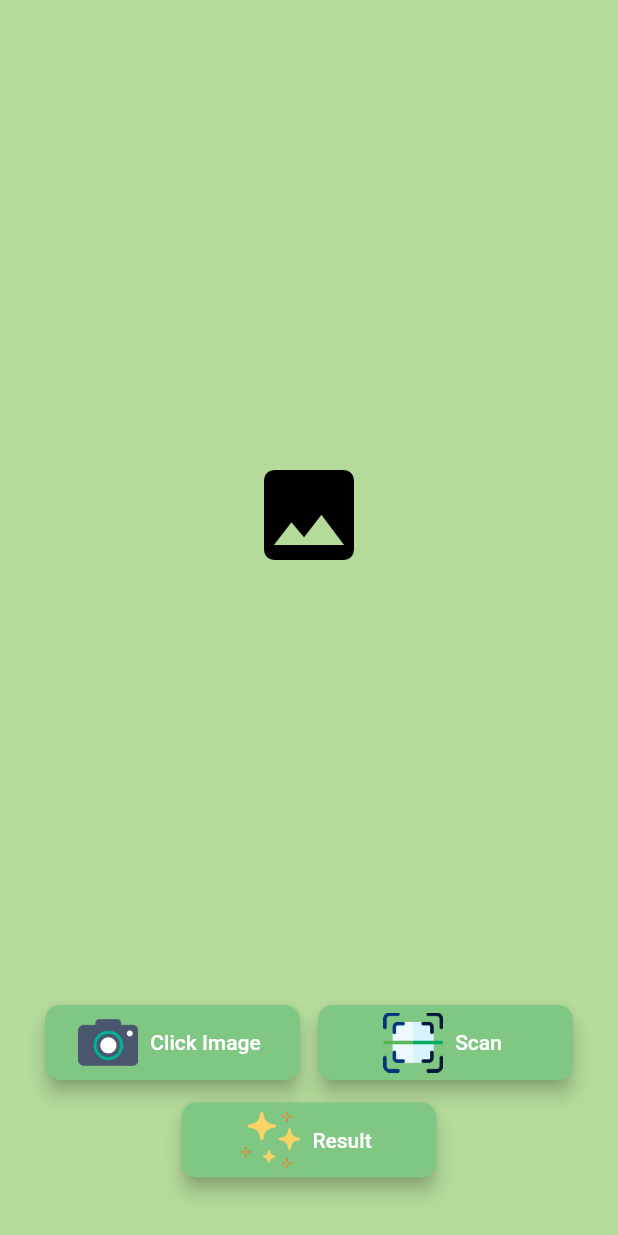
After one commit to Akanksha1212/SheHacks, a Flutter app: the Scan screen opened directly, after a tap on "Scan", on a phone screen of 412 x 824 dp. The commit adds this screen. Run offline on Flutter 3.47's test engine with Material 2 defaults, Android fonts, the phone set to English and light mode, and no system bars; our stand-ins replace firebase_auth, firebase_core, firebase_database, flutter_spinkit, image_picker; missing offline and left inert: firebase_ml_vision; accounts and stored records are empty; network calls fail.

Commit message:
Final commit

```diff
--- a/lib/allergens/screens/add_allergens_screen.dart
+++ b/lib/allergens/screens/add_allergens_screen.dart
@@ -26,7 +26,7 @@ class AddAllergensScreen extends StatelessWidget {
               'Add Allergen',
               style: TextStyle(
                 fontSize: 30,
-                color: Colors.lightBlueAccent,
+                color: Color(0xffb4db9a),
               ),
             )),
             TextField(
@@ -41,7 +41,7 @@ class AddAllergensScreen extends StatelessWidget {
               height: 30,
             ),
             FlatButton(
-              color: Colors.lightBlueAccent,
+              color: Color(0xffb4db9a),
               child: Text(
                 'Add',
                 style: TextStyle(color: Colors.white),
--- /dev/null
+++ b/lib/api/firebase_ml_api.dart
@@ -0,0 +1,38 @@
+import 'dart:io';
+import 'package:firebase_ml_vision/firebase_ml_vision.dart';
+
+class FirebaseMLApi {
+  static Future<String> recogniseText(File imageFile) async {
+    if (imageFile == null) {
+      return 'No selected image';
+    } else {
+      final visionImage = FirebaseVisionImage.fromFile(imageFile);
+      final textRecognizer = FirebaseVision.instance.textRecognizer();
+      try {
+        final visionText = await textRecognizer.processImage(visionImage);
+        await textRecognizer.close();
+
+        final text = extractText(visionText);
+        return text.isEmpty ? 'No text found in the image' : text;
+      } catch (error) {
+        return error.toString();
+      }
+    }
+  }
+
+  static extractText(VisionText visionText) {
+    String text = '';
+    // var ingredient = new List();
+    // int i = 0;
+    for (TextBlock block in visionText.blocks) {
+      for (TextLine line in block.lines) {
+        for (TextElement word in line.elements) {
+          text = text + word.text + ' ';
+        }
+        text = text + '\n';
+      }
+    }
+
+    return text;
+  }
+}
--- a/lib/login/login.dart
+++ b/lib/login/login.dart
@@ -9,7 +9,7 @@ class Login extends StatelessWidget {
   @override
   Widget build(BuildContext context) {
     return Scaffold(
-      appBar: AppBar(),
+      backgroundColor: Color(0xffb4db9a),
       body: Padding(
         padding: const EdgeInsets.symmetric(vertical: 10, horizontal: 15),
         child: Column(
--- a/lib/login/signup.dart
+++ b/lib/login/signup.dart
@@ -13,7 +13,7 @@ class Signup extends StatelessWidget {
   @override
   Widget build(BuildContext context) {
     return Scaffold(
-      appBar: AppBar(),
+      backgroundColor: Color(0xffb4db9a),
       body: Padding(
         padding: const EdgeInsets.symmetric(horizontal: 30.0, vertical: 10),
         child: Column(
--- /dev/null
+++ b/lib/pages/controls_widget.dart
@@ -0,0 +1,97 @@
+import 'package:shehacks/pages/text_area_widget.dart';
+import 'package:flutter/material.dart';
+import 'package:shehacks/pages/text_area_widget.dart';
+
+class ControlsWidget extends StatelessWidget {
+  final VoidCallback onClickedPickImage;
+  final VoidCallback onClickedScanText;
+  final VoidCallback result;
+
+  const ControlsWidget({
+    @required this.onClickedPickImage,
+    @required this.onClickedScanText,
+    @required this.result,
+    Key key,
+  }) : super(key: key);
+
+  @override
+  Widget build(BuildContext context) => Container(
+        child: Container(
+          child: Column(children: [
+            Row(
+              mainAxisAlignment: MainAxisAlignment.center,
+              children: [
+                Container(
+                  height: 50,
+                  width: 170,
+                  child: RaisedButton.icon(
+                    elevation: 5,
+                    onPressed: onClickedPickImage,
+                    shape: RoundedRectangleBorder(
+                        borderRadius: BorderRadius.all(Radius.circular(10.0))),
+                    label: Text(
+                      'Click Image',
+                      style: TextStyle(color: Colors.white),
+                    ),
+                    icon: Image(
+                      image: AssetImage('assets/camera.png'),
+                      height: 40,
+                      width: 40,
+                    ),
+                    textColor: Colors.white,
+                    splashColor: Colors.red,
+                    color: Colors.green[300],
+                  ),
+                ),
+                const SizedBox(width: 12),
+                Container(
+                  height: 50,
+                  width: 170,
+                  child: RaisedButton.icon(
+                    elevation: 5,
+                    onPressed: onClickedScanText,
+                    shape: RoundedRectangleBorder(
+                        borderRadius: BorderRadius.all(Radius.circular(10.0))),
+                    label: Text(
+                      'Scan',
+                      style: TextStyle(color: Colors.white),
+                    ),
+                    icon: Image(
+                      image: AssetImage('assets/scan.png'),
+                      height: 40,
+                      width: 40,
+                    ),
+                    textColor: Colors.white,
+                    splashColor: Colors.red,
+                    color: Colors.green[300],
+                  ),
+                ),
+              ],
+            ),
+            const SizedBox(height: 15),
+            Container(
+              height: 50,
+              width: 170,
+              child: RaisedButton.icon(
+                elevation: 5,
+                onPressed: result,
+                shape: RoundedRectangleBorder(
+                    borderRadius: BorderRadius.all(Radius.circular(10.0))),
+                label: Text(
+                  'Result',
+                  style: TextStyle(color: Colors.white),
+                ),
+                icon: Image(
+                  image: AssetImage('assets/magic.png'),
+                  height: 40,
+                  width: 40,
+                ),
+                textColor: Colors.white,
+                splashColor: Colors.red,
+                color: Colors.green[300],
+              ),
+            ),
+          ]),
+        ),
+      );
+}
--- /dev/null
+++ b/lib/pages/text_recognition_widget.dart
@@ -0,0 +1,81 @@
+import 'dart:io';
+
+import 'package:shehacks/api/firebase_ml_api.dart';
+import 'package:shehacks/pages/Finalresult.dart';
+import 'package:shehacks/pages/text_area_widget.dart';
+import 'package:flutter/material.dart';
+import 'package:image_picker/image_picker.dart';
+
+import 'controls_widget.dart';
+
+class TextRecognitionWidget extends StatefulWidget {
+  const TextRecognitionWidget({
+    Key key,
+  }) : super(key: key);
+
+  @override
+  _TextRecognitionWidgetState createState() => _TextRecognitionWidgetState();
+}
+
+class _TextRecognitionWidgetState extends State<TextRecognitionWidget> {
+  String text = '';
+  File image;
+
+  @override
+  Widget build(BuildContext context) => Expanded(
+        child: Column(
+          children: [
+            Expanded(child: buildImage()),
+            const SizedBox(height: 16),
+            ControlsWidget(
+              onClickedPickImage: pickImage,
+              onClickedScanText: scanText,
+              result: result,
+            ),
+            const SizedBox(height: 16),
+          ],
+        ),
+      );
+
+  Widget buildImage() => Container(
+        child: image != null
+            ? Image.file(image)
+            : Icon(Icons.photo, size: 80, color: Colors.black),
+      );
+
+  Future pickImage() async {
+    final file = await ImagePicker().getImage(source: ImageSource.camera);
+    setImage(File(file.path));
+  }
+
+  Future result() async {
+    Navigator.push(
+        context, MaterialPageRoute(builder: (context) => FinalResult()));
+  }
+
+  Future scanText() async {
+    showDialog(
+      context: context,
+      child: Center(
+        child: CircularProgressIndicator(),
+      ),
+    );
+
+    final text = await FirebaseMLApi.recogniseText(image);
+    setText(text);
+
+    Navigator.of(context).pop();
+  }
+
+  void setImage(File newImage) {
+    setState(() {
+      image = newImage;
+    });
+  }
+
+  void setText(String newText) {
+    setState(() {
+      text = newText;
+    });
+  }
+}
--- a/pubspec.yaml
+++ b/pubspec.yaml
@@ -28,6 +28,10 @@ dependencies:
   flutter_secure_storage: ^3.3.3
   path_provider: ^1.6.16
   provider: ^4.1.3
+  firebase_ml_vision: ^0.9.8
+
+  clipboard: ^0.1.2+8
+  google_fonts: ^1.1.1
 
 dev_dependencies:
   flutter_test:
```
Also changed, not shown: lib/allergens/screens/allergen_screen.dart (+17 -2 lines), lib/pages/Finalresult.dart (added, +55 -0 lines), lib/pages/camera.dart (+13 -138 lines), lib/pages/home.dart (+9 -2 lines), lib/pages/text_area_widget.dart (added, +62 -0 lines), assets/bg.jpg (added), assets/camera.png (added), assets/magic.png (added), assets/scan.png (added), pubspec.lock, 1 other file.
